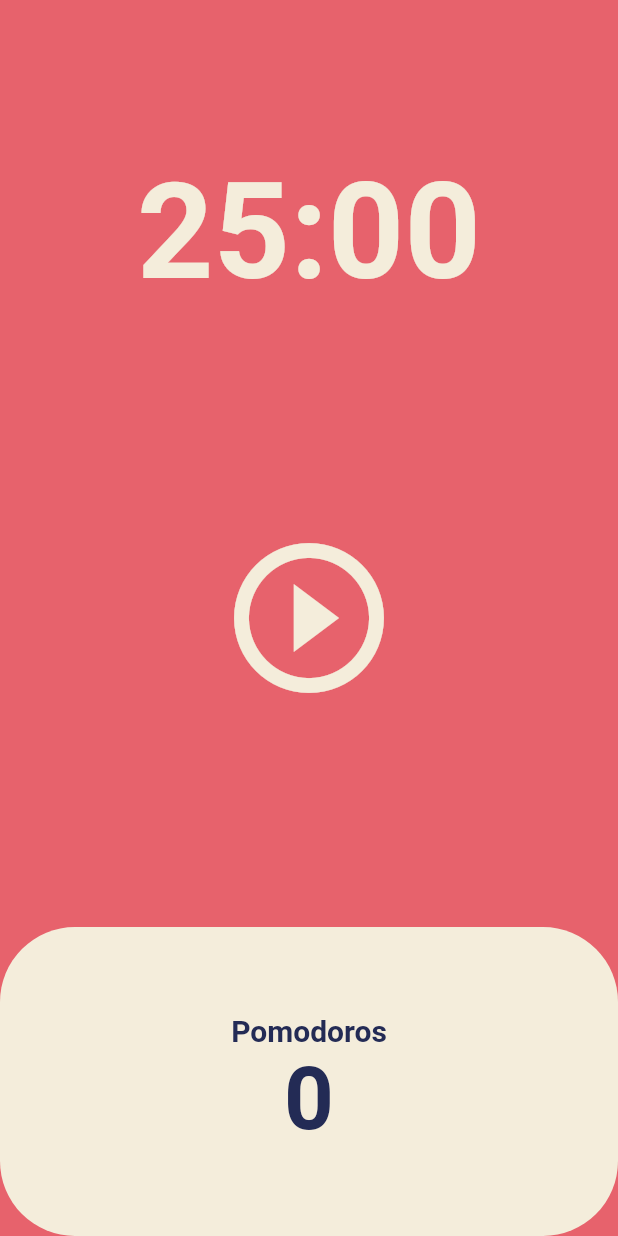
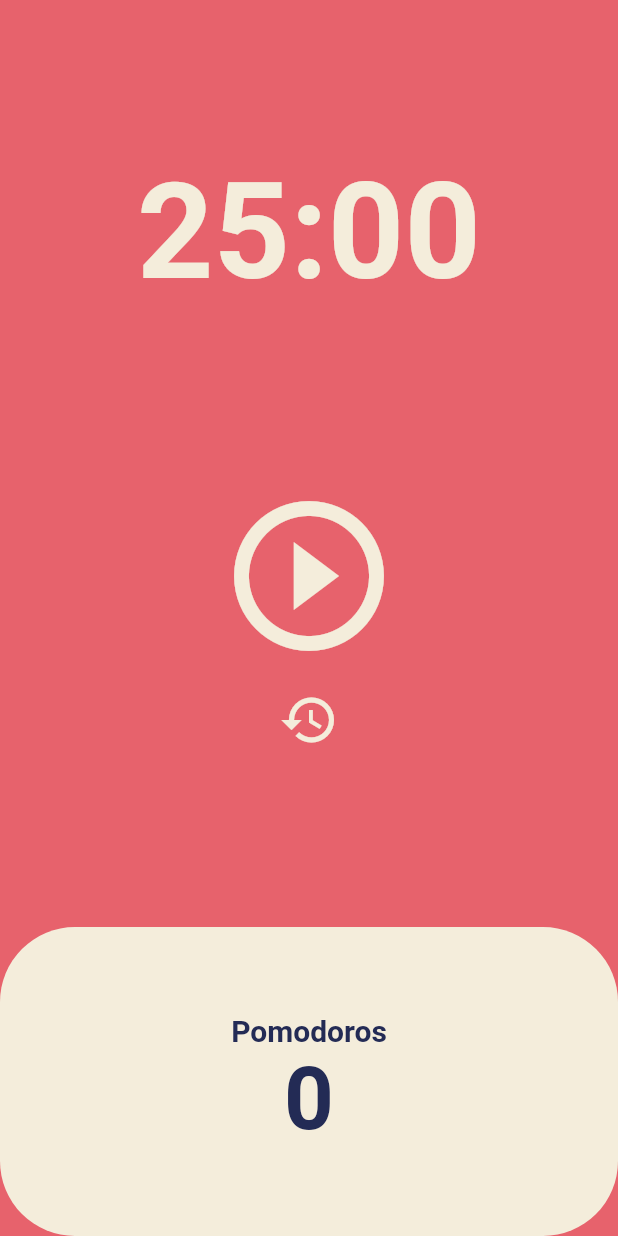
Before and after one commit to KoJaem/flutter-study, a Flutter app: the screen it shows after launch, on a phone screen of 412 x 824 dp. Run offline on Flutter 3.47's test engine with Material 2 defaults, Android fonts, the phone set to English and light mode, and no system bars.

Commit message:
feat : 리셋버튼 추가

```diff
--- a/lib/screen/home_screen.dart
+++ b/lib/screen/home_screen.dart
@@ -48,6 +48,14 @@ class _HomeScreenState extends State<HomeScreen> {
     }
   }
 
+  void onReset() {
+    if (isRunning) timer.cancel();
+    setState(() {
+      totalSeconds = pomodoroTime;
+      isRunning = false;
+    });
+  }
+
   String format(int seconds) {
     var duration = Duration(seconds: seconds);
 
@@ -75,7 +83,10 @@ class _HomeScreenState extends State<HomeScreen> {
         ),
         Flexible(
           flex: 2,
-          child: Center(
+          child: Column(
+            mainAxisAlignment: MainAxisAlignment.center,
+            children: [
+              Center(
                   child: IconButton(
                 iconSize: 120,
                 color: Theme.of(context).cardColor,
@@ -86,6 +97,17 @@ class _HomeScreenState extends State<HomeScreen> {
                 ),
                 onPressed: onPressed,
               )),
+              Center(
+                  child: IconButton(
+                iconSize: 40,
+                color: Theme.of(context).cardColor,
+                icon: const Icon(
+                  Icons.restore_outlined,
+                ),
+                onPressed: onReset,
+              )),
+            ],
+          ),
         ),
         Flexible(
           flex: 1,
```
Lines whose indentation alone changed are shown as unchanged.
